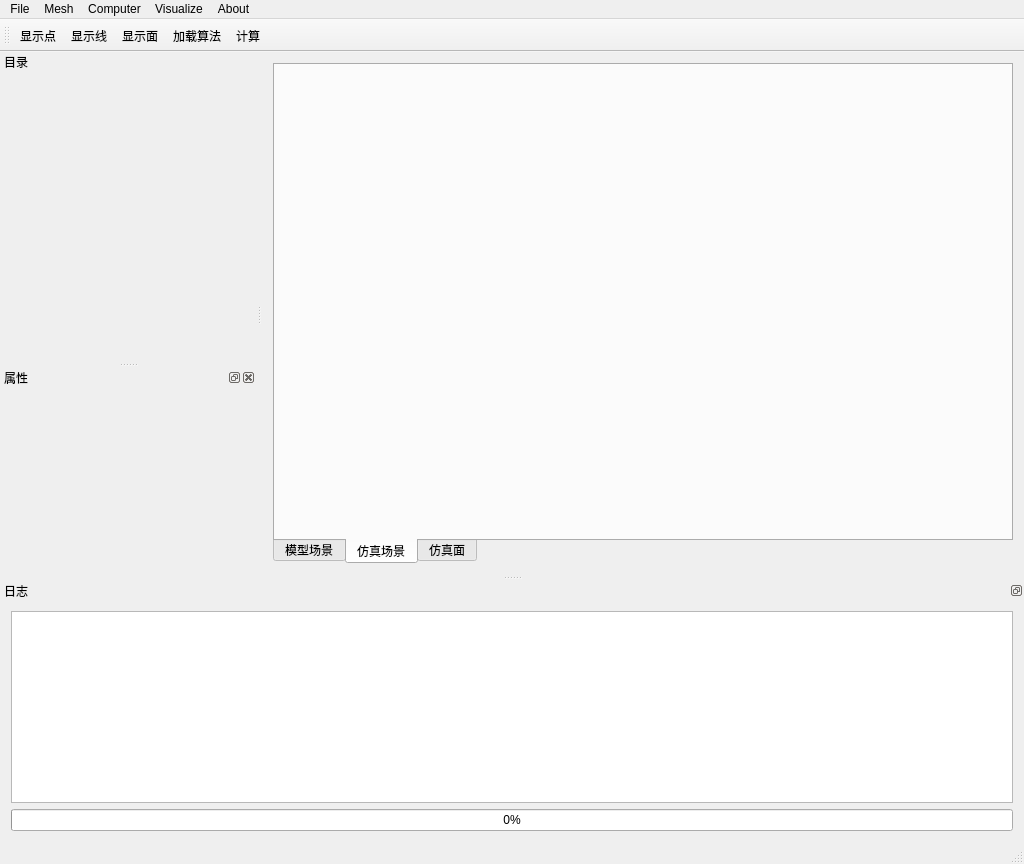
Qt form SCS_openMesh/SCS_openMesh/mainwindow.ui (joilee/MCV_Platform) before a commit.
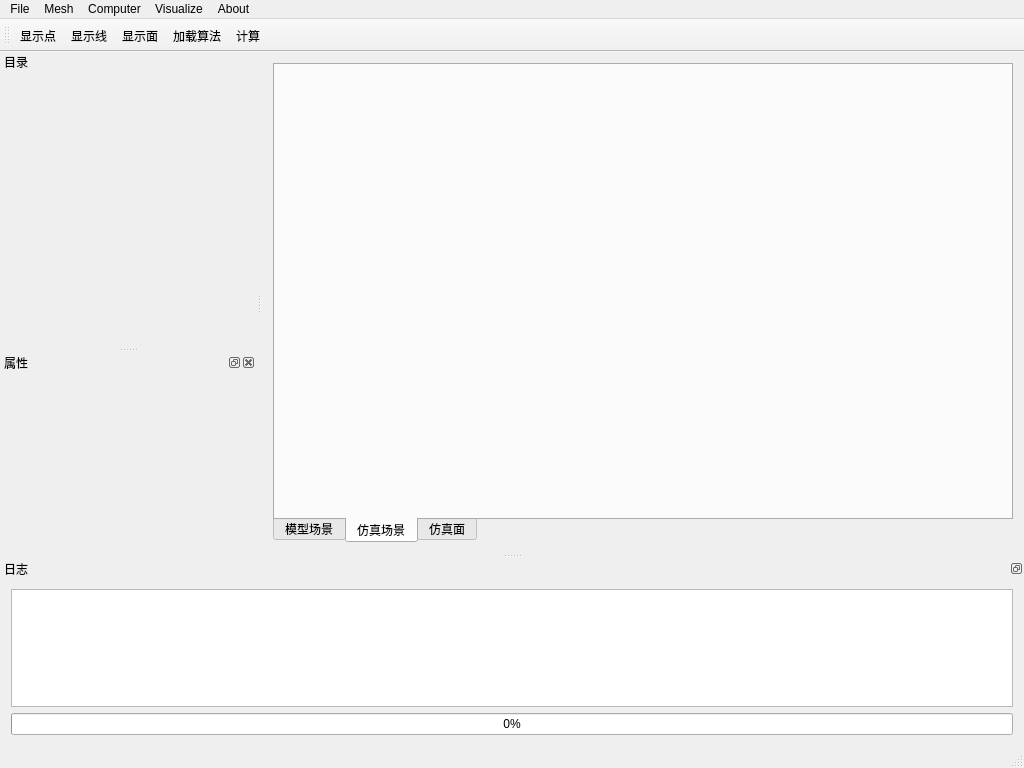
The same form after that commit. Icons and pictures are not drawn. Custom widgets are drawn as their Qt base class.

Diff of the .ui file:
```diff
--- a/SCS_openMesh/SCS_openMesh/mainwindow.ui
+++ b/SCS_openMesh/SCS_openMesh/mainwindow.ui
@@ -7,7 +7,7 @@
     <x>0</x>
     <y>0</y>
     <width>1024</width>
-    <height>864</height>
+    <height>768</height>
    </rect>
   </property>
   <property name="minimumSize">
```
Left out of the diff: 15 changed lines with no effect on the pictures.
